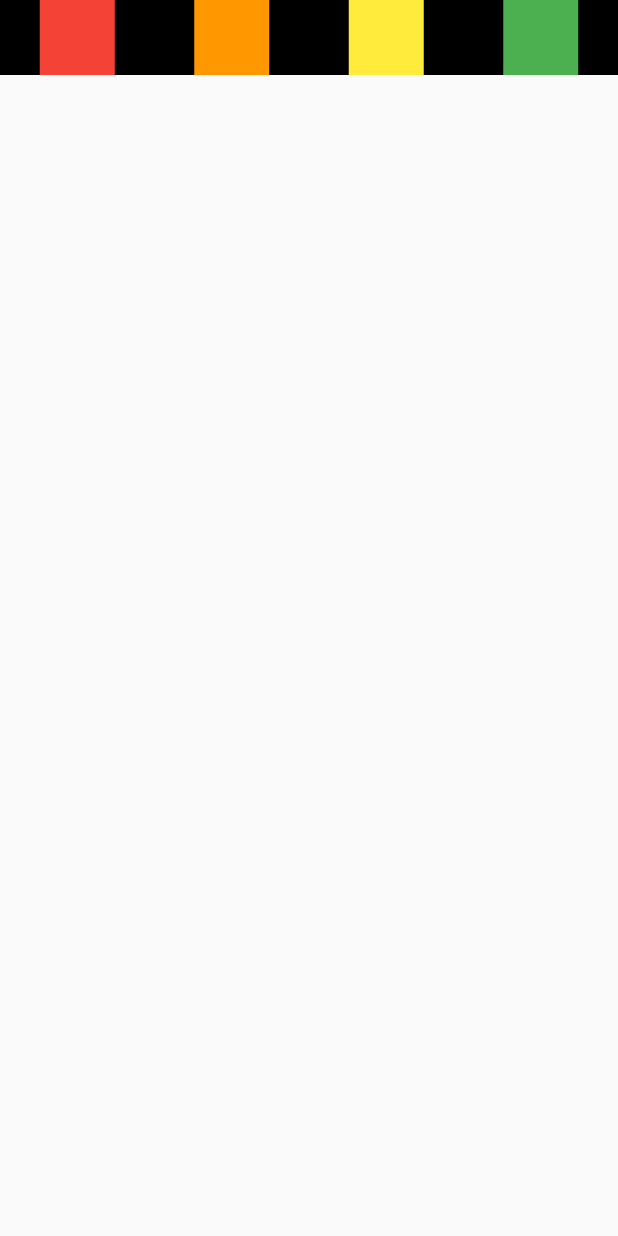
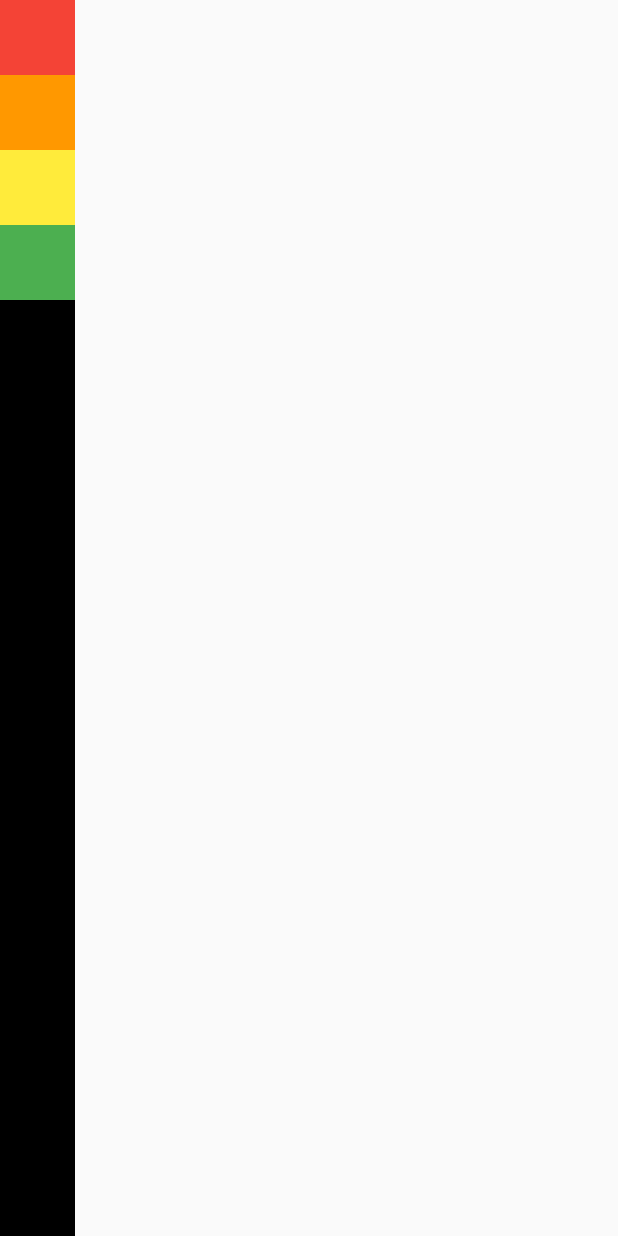
Before and after one commit to DongWooKim97/flutter-projects, a Flutter app: the screen it shows after launch, on a phone screen of 412 x 824 dp. Run offline on Flutter 3.47's test engine with Material 2 defaults, Android fonts, the phone set to English and light mode, and no system bars.

Commit message:
feat: mainAxisSize와 crossAxisAlignment 공부

```diff
--- a/row_and_column/lib/screen/home_screen.dart
+++ b/row_and_column/lib/screen/home_screen.dart
@@ -10,13 +10,15 @@ class HomeScreen extends StatelessWidget {
         bottom : false,
         child: Container(
           color: Colors.black,
-          child: Row(
-            // MainAxisAlignment - 주축정렬 , 핸드폰은 세로가 기준 (위/아래)
-            // start - 시작 , end - 끝 , center - 가운데,
-            // spaceBetween - 위젯과 위젯 사이 공간 동일
-            // spaceEvenly - 위젯을 같은 간격으로 배치하지만 끝과 끝에도 위젯이 아닌 빈 간격으로 시작.
-            // spaceAround -spaceEvenly + 끝과 끝의 간격 1/2
-            mainAxisAlignment: MainAxisAlignment.spaceAround,
+          // MediaQuery.of(Context)는 내가 사용하는 기종의 관련된 것을 가져올 수 있음
+          // 앱 화면 크기 알아내는 것과 동일
+          child: Column(
+            mainAxisAlignment: MainAxisAlignment.start,
+            // CrossAxisAlignment - 반대축 정렬 , row일땐 세로, Column일땐 세로
+            // Main(주축)에서는 차지할 수 있는 모든 공간을 차지함
+            // 반대축같은 경우는 칼럼과 로우 모두 최소한의 공간만 차지함.
+            crossAxisAlignment: CrossAxisAlignment.start,
+            mainAxisSize: MainAxisSize.max,
             children: [
               Container(
                 color: Colors.red,
```
Also changed, not shown: 1 other file.
